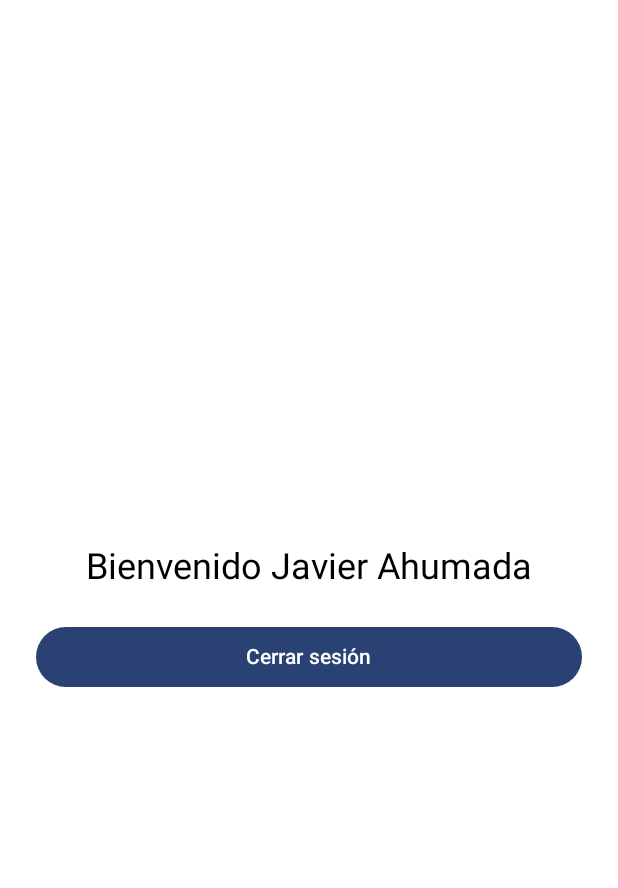
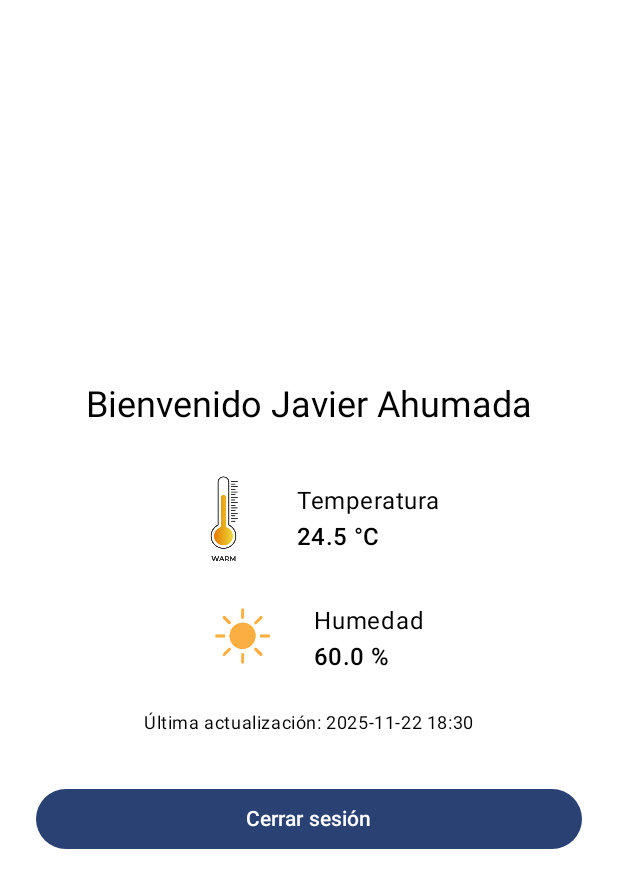
Before and after one commit to xavierillo/Iot-JetPack-Cotlin, an Android app built with Jetpack Compose: the @Preview function HomeScreenPreview, on a phone screen of 412 x 824 dp. Shown: the top 888 px of the screen. Run offline under Robolectric (Android 15) with nearby library versions, the phone set to English and light mode, and no system bars.

Commit message:
temperatura y humedad

```diff
--- a/app/src/main/java/com/example/appiotcompose/data/remote/HttpClient.kt
+++ b/app/src/main/java/com/example/appiotcompose/data/remote/HttpClient.kt
@@ -28,8 +28,9 @@ object HttpClient {
     private val retrofit: Retrofit = Retrofit.Builder()
         .baseUrl(BASE_URL)
         .client(okHttp)
-        .addConverterFactory(MoshiConverterFactory.create(moshi)) // 👈 usar este moshi
+        .addConverterFactory(MoshiConverterFactory.create(moshi)) // usar este moshi
         .build()
 
     val authApi: AuthApi = retrofit.create(AuthApi::class.java)
+    val sensorApi: SensorApi = retrofit.create(SensorApi::class.java)
 }
--- a/app/src/main/java/com/example/appiotcompose/screens/HomeScreen.kt
+++ b/app/src/main/java/com/example/appiotcompose/screens/HomeScreen.kt
@@ -1,12 +1,16 @@
 package com.example.appiotcompose.screens
 
+import androidx.compose.foundation.Image
 import androidx.compose.foundation.layout.Arrangement
 import androidx.compose.foundation.layout.Column
+import androidx.compose.foundation.layout.Row
 import androidx.compose.foundation.layout.Spacer
 import androidx.compose.foundation.layout.fillMaxSize
 import androidx.compose.foundation.layout.fillMaxWidth
 import androidx.compose.foundation.layout.height
 import androidx.compose.foundation.layout.padding
+import androidx.compose.foundation.layout.size
+import androidx.compose.foundation.layout.width
 import androidx.compose.material3.Button
 import androidx.compose.material3.MaterialTheme
 import androidx.compose.material3.Text
@@ -16,10 +20,16 @@ import androidx.compose.runtime.collectAsState
 import androidx.compose.runtime.getValue
 import androidx.compose.ui.Alignment
 import androidx.compose.ui.Modifier
+import androidx.compose.ui.graphics.Color
+import androidx.compose.ui.res.painterResource
 import androidx.compose.ui.tooling.preview.Preview
 import androidx.compose.ui.unit.dp
 import androidx.lifecycle.viewmodel.compose.viewModel
 import com.example.appiotcompose.data.remote.dto.UserDto
+import com.example.appiotcompose.screens.home.SensorUiState
+import com.example.appiotcompose.screens.home.SensorViewModel
+import com.example.appiotcompose.screens.home.getHumidityIcon
+import com.example.appiotcompose.screens.home.getTempIcon
 import com.example.appiotcompose.screens.login.AuthState
 import com.example.appiotcompose.screens.login.AuthViewModel
 import com.example.appiotcompose.ui.theme.AppIotComposeTheme
@@ -27,6 +37,7 @@ import com.example.appiotcompose.ui.theme.AppIotComposeTheme
 @Composable
 fun LoginContent(
     authState: AuthState,
+    sensorState: SensorUiState,
     onLogout: () -> Unit
 ) {
     Column(
@@ -36,13 +47,83 @@ fun LoginContent(
         verticalArrangement = Arrangement.Center,
         horizontalAlignment = Alignment.CenterHorizontally
     ) {
-        // Mostrar datos del usuario si están disponibles
+        // 1) Mensaje de bienvenida
         if (authState is AuthState.Authenticated) {
-            val user = (authState as AuthState.Authenticated).user
-            Text("Bienvenido ${user.name}", style = MaterialTheme.typography.headlineSmall)
+            val user = authState.user
+            Text(
+                text = "Bienvenido ${user.name}",
+                style = MaterialTheme.typography.headlineSmall
+            )
             Spacer(Modifier.height(20.dp))
         }
 
+        // 2) Estado de sensores
+        if (sensorState.isLoading && sensorState.temperature == null) {
+            Text("Cargando datos de sensores...")
+            Spacer(Modifier.height(12.dp))
+        }
+
+        sensorState.errorMessage?.let { msg ->
+            Text(
+                text = msg,
+                color = Color.Red,
+                style = MaterialTheme.typography.bodyMedium
+            )
+            Spacer(Modifier.height(12.dp))
+        }
+
+        // 3) Temperatura
+        Row(
+            verticalAlignment = Alignment.CenterVertically,
+            modifier = Modifier.padding(vertical = 8.dp)
+        ) {
+            Image(
+                painter = painterResource(id = getTempIcon(sensorState.temperature)),
+                contentDescription = "Icono temperatura",
+                modifier = Modifier.size(64.dp)
+            )
+            Spacer(modifier = Modifier.width(16.dp))
+            Column {
+                Text(text = "Temperatura")
+                Text(
+                    text = sensorState.temperature?.let { "$it °C" } ?: "-- °C",
+                    style = MaterialTheme.typography.titleMedium
+                )
+            }
+        }
+
+        // 4) Humedad
+        Row(
+            verticalAlignment = Alignment.CenterVertically,
+            modifier = Modifier.padding(vertical = 8.dp)
+        ) {
+            Image(
+                painter = painterResource(id = getHumidityIcon(sensorState.humidity)),
+                contentDescription = "Icono humedad",
+                modifier = Modifier.size(64.dp)
+            )
+            Spacer(modifier = Modifier.width(16.dp))
+            Column {
+                Text(text = "Humedad")
+                Text(
+                    text = sensorState.humidity?.let { "$it %" } ?: "-- %",
+                    style = MaterialTheme.typography.titleMedium
+                )
+            }
+        }
+
+        // 5) Última actualización
+        sensorState.lastUpdate?.let { last ->
+            Spacer(Modifier.height(8.dp))
+            Text(
+                text = "Última actualización: $last",
+                style = MaterialTheme.typography.bodySmall
+            )
+        }
+
+        Spacer(modifier = Modifier.height(32.dp))
+
+        // 6) Botón de logout
         Button(
             onClick = onLogout,
             modifier = Modifier.fillMaxWidth()
@@ -51,12 +132,15 @@ fun LoginContent(
         }
     }
 }
+
 @Composable
 fun HomeScreen(
     vm: AuthViewModel = viewModel(),
+    sensorVm: SensorViewModel = viewModel(),
     onLogoutDone: () -> Unit
 ) {
     val authState by vm.authState.collectAsState()
+    val sensorState = sensorVm.uiState.value  // uiState es mutableStateOf en el ViewModel
 
     // Si después de logout el estado cambia a Unauthenticated, navegar
     LaunchedEffect(authState) {
@@ -67,17 +151,19 @@ fun HomeScreen(
 
     LoginContent(
         authState = authState,
+        sensorState = sensorState,
         onLogout = { vm.logout() }
     )
 }
-
 @Composable
 fun HomeContentPreviewUI(
     authState: AuthState,
+    sensorState: SensorUiState,
     onLogout: () -> Unit = {}
 ) {
     LoginContent(
         authState = authState,
+        sensorState = sensorState,
         onLogout = onLogout
     )
 }
@@ -93,6 +179,13 @@ fun HomeScreenPreview() {
                     name = "Javier Ahumada",
                     email = "javier@example.com"
                 )
+            ),
+            sensorState = SensorUiState(
+                isLoading = false,
+                temperature = 24.5f,
+                humidity = 60f,
+                lastUpdate = "2025-11-22 18:30",
+                errorMessage = null
             )
         )
     }
--- /dev/null
+++ b/app/src/main/java/com/example/appiotcompose/screens/home/SensorIcons.kt
@@ -0,0 +1,27 @@
+package com.example.appiotcompose.screens.home
+
+import androidx.annotation.DrawableRes
+import com.example.appiotcompose.R
+
+//screens/home/SensorIcons.kt
+@DrawableRes
+fun getTempIcon(temperature: Float?): Int {
+    if (temperature == null) return R.drawable.ic_temp_media
+
+    return when {
+        temperature < 15 -> R.drawable.ic_temp_baja
+        temperature <= 28 -> R.drawable.ic_temp_media
+        else -> R.drawable.ic_temp_alta
+    }
+}
+
+@DrawableRes
+fun getHumidityIcon(humidity: Float?): Int {
+    if (humidity == null) return R.drawable.ic_hum_media
+
+    return when {
+        humidity < 30 -> R.drawable.ic_hum_baja
+        humidity <= 60 -> R.drawable.ic_hum_alta
+        else -> R.drawable.ic_hum_alta
+    }
+}
--- /dev/null
+++ b/app/src/main/java/com/example/appiotcompose/screens/home/SensorUiState.kt
@@ -0,0 +1,10 @@
+package com.example.appiotcompose.screens.home
+
+//screens/home/SensorUiState.kt
+data class SensorUiState(
+    val isLoading: Boolean = false,
+    val temperature: Float? = null,
+    val humidity: Float? = null,
+    val lastUpdate: String? = null,
+    val errorMessage: String? = null
+)
```
Also changed, not shown: app/src/main/java/com/example/appiotcompose/data/SensorRepository.kt (added, +17 -0 lines), app/src/main/java/com/example/appiotcompose/data/remote/SensorApi.kt (added, +9 -0 lines), app/src/main/java/com/example/appiotcompose/data/remote/dto/SensorDataDto.kt (added, +7 -0 lines), app/src/main/java/com/example/appiotcompose/screens/home/SensorViewModel.kt (added, +54 -0 lines), app/src/main/res/drawable/ic_hum_alta.png (added), app/src/main/res/drawable/ic_hum_baja.png (added), app/src/main/res/drawable/ic_hum_media.png (added), app/src/main/res/drawable/ic_temp_alta.png (added), app/src/main/res/drawable/ic_temp_baja.png (added), app/src/main/res/drawable/ic_temp_media.png (added).
